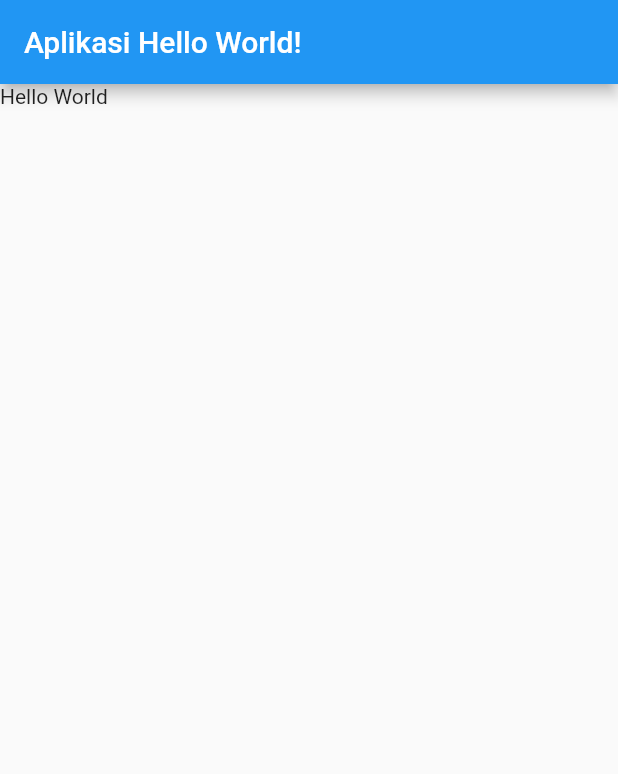
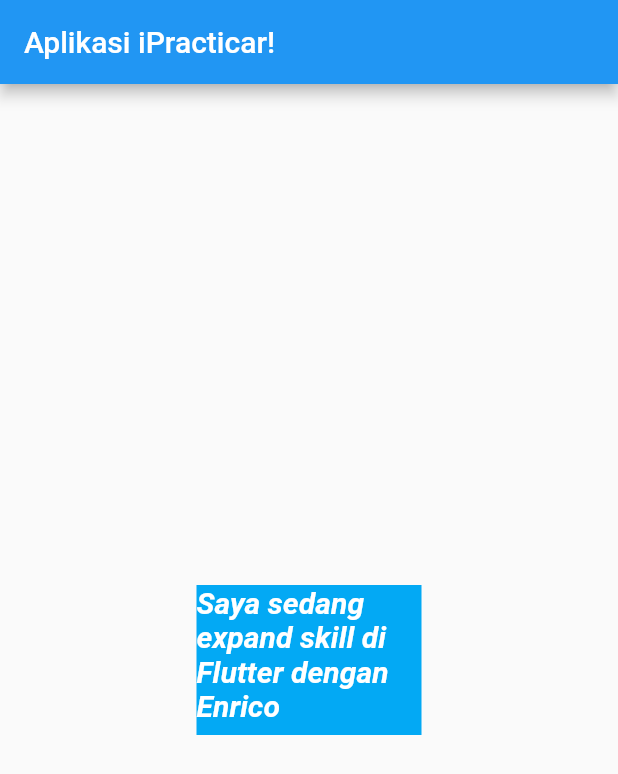
Before and after one commit to pardana/practicar, a Flutter app: the screen it shows after launch, on a phone screen of 412 x 824 dp. Shown: the top 774 px of the screen. Run offline on Flutter 3.47's test engine with Material 2 defaults, Android fonts, the phone set to English and light mode, and no system bars.

Commit message:
Widget Text

```diff
--- a/lib/main.dart
+++ b/lib/main.dart
@@ -1,6 +1,6 @@
 import 'package:flutter/material.dart';
 
-void main(){
+void main() {
   runApp(new MyApp());
 }
 
@@ -9,8 +9,22 @@ class MyApp extends StatelessWidget {
   Widget build(BuildContext context) {
     return MaterialApp(
       home: Scaffold(
-        appBar: AppBar(title: Text("Aplikasi Hello World!"),),
-        body: Text("Hello World"),
+        appBar: AppBar(
+          title: Text("Aplikasi iPracticar!"),
+        ),
+        body: Center(
+            child: Container(
+                color: Colors.lightBlue,
+                width: 150,
+                height: 100,
+                child: Text(
+                  "Saya sedang expand skill di Flutter dengan Enrico",
+                  style: TextStyle(
+                      color: Colors.white,
+                      fontStyle: FontStyle.italic,
+                      fontWeight: FontWeight.w700,
+                      fontSize: 20),
+                ))),
       ),
     );
   }
```
